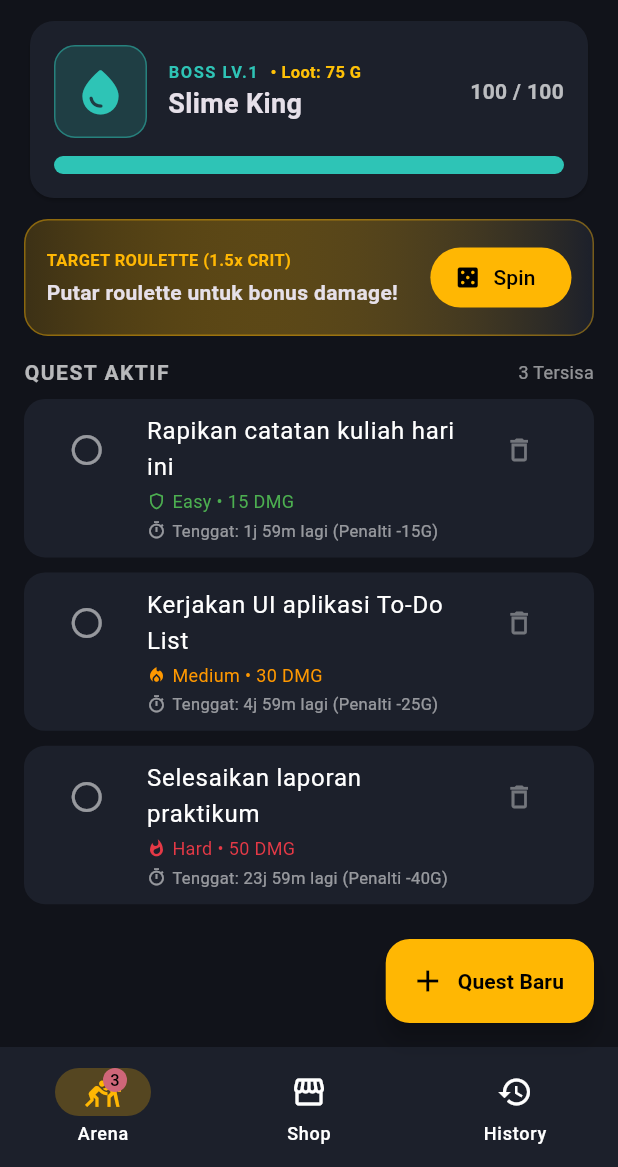
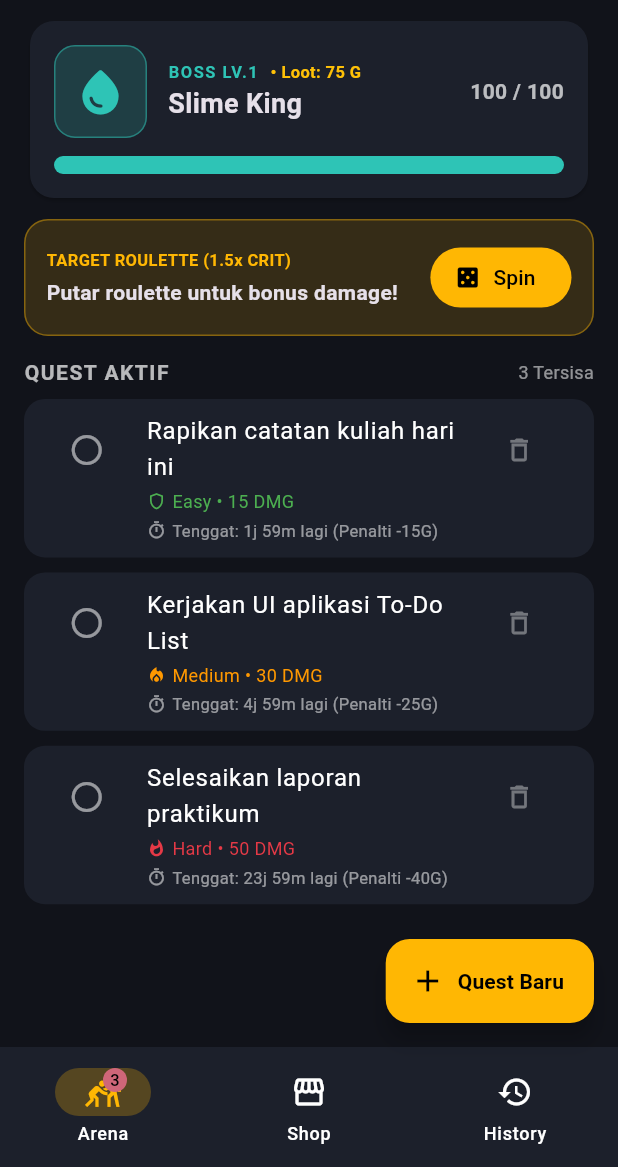
Before and after one commit to KaonWry/mocom-to-do-list, a Flutter app: the screen it shows after launch, on a phone screen of 412 x 824 dp, the part 69-1236 px from its top. Run offline on Flutter 3.47's test engine with Material 3 defaults, Android fonts, the phone set to English and light mode, and no system bars; our stand-ins replace shared_preferences.

Commit message:
gatel gw liat gradient

```diff
--- a/lib/widgets/roulette_banner.dart
+++ b/lib/widgets/roulette_banner.dart
@@ -18,12 +18,7 @@ class RouletteBanner extends StatelessWidget {
     return Container(
       padding: const EdgeInsets.all(14),
       decoration: BoxDecoration(
-        gradient: LinearGradient(
-          colors: [
-            const Color(0xFFFFB703).withValues(alpha: 0.18),
-            const Color(0xFF1C202B),
-          ],
-        ),
+        color: const Color(0xFFFFB703).withValues(alpha: 0.15),
         borderRadius: BorderRadius.circular(16),
         border: Border.all(
           color: const Color(0xFFFFB703).withValues(alpha: 0.4),
```
